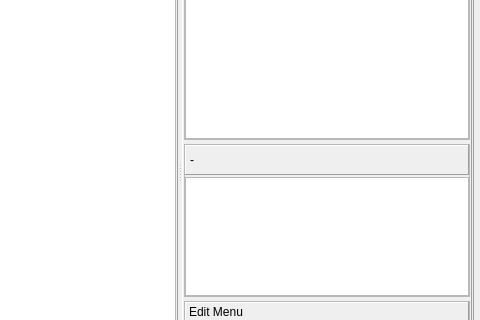
Tria-Andy/WorkoutEditor, file mainwindow.ui: the form before one commit; both pictures show x 754 to 1234 and y 224 to 544 of the 1234 by 766 pixel window.
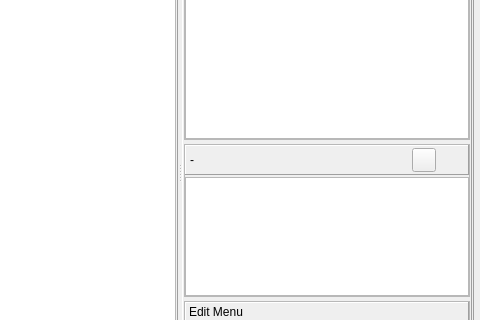
The form after the commit. The open tabs and pages were chosen to show the change. Icons and pictures are not drawn. Custom widgets are drawn as their Qt base class.

```diff
--- a/mainwindow.ui
+++ b/mainwindow.ui
@@ -2497,7 +2497,7 @@
                       </widget>
                      </item>
                      <item>
-                      <widget class="QToolButton" name="toolButton_lineCopy">
+                      <widget class="QPushButton" name="pushButton_lineCopy">
                        <property name="minimumSize">
                         <size>
                          <width>24</width>
@@ -2523,7 +2523,7 @@
                          <height>18</height>
                         </size>
                        </property>
-                       <property name="autoRaise">
+                       <property name="checkable">
                         <bool>true</bool>
                        </property>
                       </widget>
```
Left out of the diff: 4 changed lines with no effect on the pictures.
